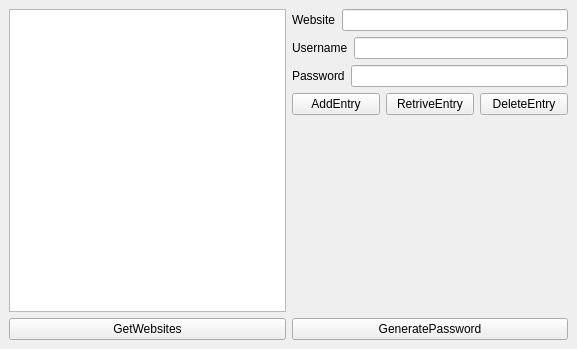
The window that mainwindow.ui (Oroles/PasswordManagerGUI) describes before a commit, drawn with Qt 5.
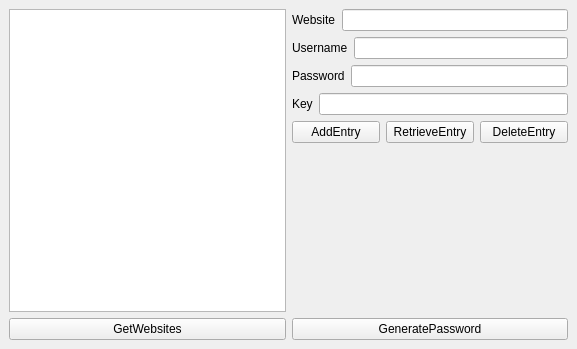
The same window after the commit.

Patch:
```diff
--- a/mainwindow.ui
+++ b/mainwindow.ui
@@ -14,7 +14,7 @@
    <string>MainWindow</string>
   </property>
   <widget class="QWidget" name="centralwidget">
-   <layout class="QHBoxLayout" name="horizontalLayout_5">
+   <layout class="QHBoxLayout" name="horizontalLayout_6">
     <item>
      <layout class="QVBoxLayout" name="verticalLayout_3">
       <item>
@@ -73,6 +73,20 @@
         </item>
        </layout>
       </item>
+      <item>
+       <layout class="QHBoxLayout" name="horizontalLayout_5">
+        <item>
+         <widget class="QLabel" name="label_4">
+          <property name="text">
+           <string>Key</string>
+          </property>
+         </widget>
+        </item>
+        <item>
+         <widget class="QLineEdit" name="lineEditKey"/>
+        </item>
+       </layout>
+      </item>
       <item>
        <layout class="QHBoxLayout" name="horizontalLayout_4">
         <item>
@@ -85,7 +99,7 @@
         <item>
          <widget class="QPushButton" name="buttonRetriveEntry">
           <property name="text">
-           <string>RetriveEntry</string>
+           <string>RetrieveEntry</string>
           </property>
          </widget>
         </item>
```
Left out of the diff: 2 changed lines with no effect on the pictures.
